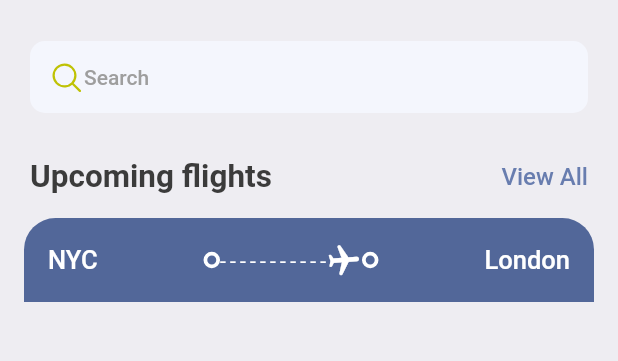
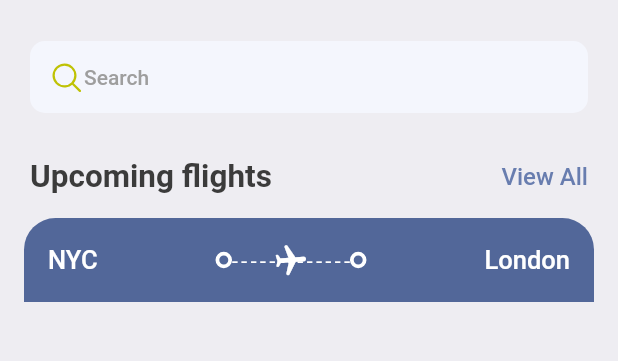
Before and after one commit to aayushgulia666/ticket_booking, a Flutter app: the screen it shows after launch, on a phone screen of 412 x 824 dp, the part 139-500 px from its top. Run offline on Flutter 3.47's test engine with Material 2 defaults, Android fonts, the phone set to English and light mode, and no system bars; our stand-ins replace fluentui_system_icons, gap.

Commit message:
Airplane icon sifted to center.

```diff
--- a/lib/ticket_view.dart
+++ b/lib/ticket_view.dart
@@ -34,7 +34,9 @@ class TicketView extends StatelessWidget {
                       Text("NYC", style: Styles.headlineStyle3.copyWith(color: Colors.white),),
                       Expanded(child: Container()),
                       const CircleContainer(),
-                      Expanded(child: SizedBox(
+                      Expanded(child: Stack(
+                        children: [
+                          SizedBox(
                             height: 24,
                             child: LayoutBuilder(
                               builder: (BuildContext context, BoxConstraints constraints) {
@@ -46,8 +48,12 @@ class TicketView extends StatelessWidget {
                                 );
                               },
                             ),
+                          ),
+                          Center(
+                            child: Transform.rotate(angle: 1.5, child: const Icon(Icons.local_airport_rounded, color: Colors.white,),),
+                          ),
+                        ],
                       )),
-                      Transform.rotate(angle: 1.5, child: const Icon(Icons.local_airport_rounded, color: Colors.white,),),
                       const CircleContainer(),
                       Expanded(child: Container()),
                       Text("London", style: Styles.headlineStyle3.copyWith(color: Colors.white),),
```
Lines whose indentation alone changed are shown as unchanged.
